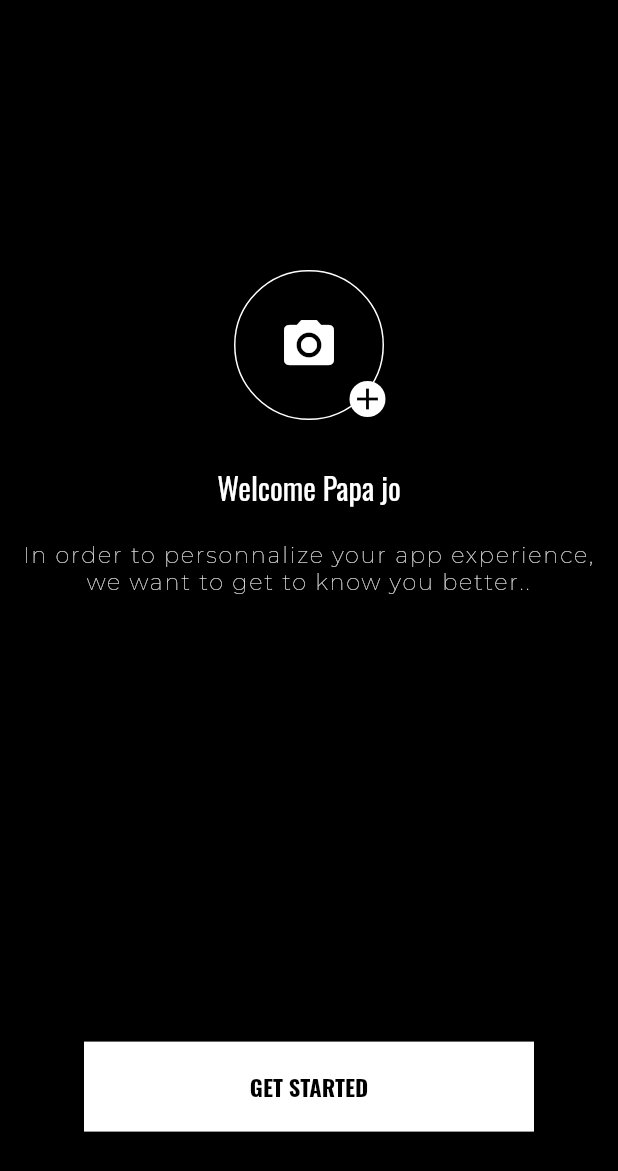
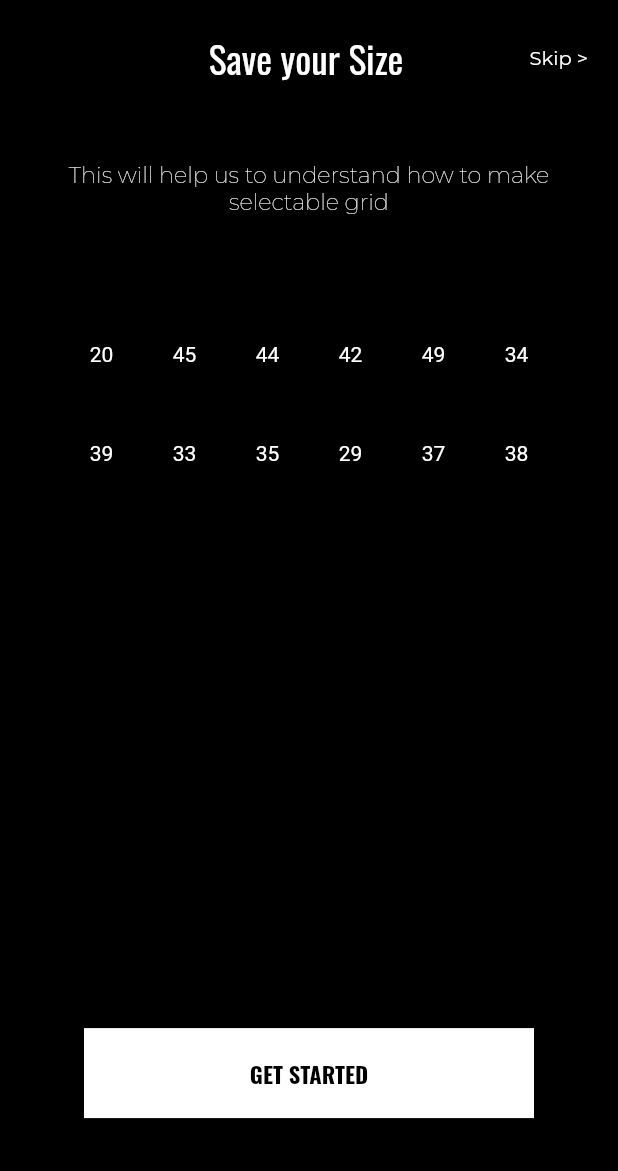
Before and after one commit to tookie92/challenge_trois, a Flutter app: the FirstScreen screen opened directly, after a tap on "GET STARTED", on a phone screen of 412 x 824 dp. Shown: the top 1171 px of the screen. Run offline on Flutter 3.47's test engine with Material 2 defaults, Android fonts, the phone set to English and light mode, and no system bars; our stand-ins replace google_fonts, material_design_icons_flutter.

Commit message:
Grid succes

```diff
--- a/lib/screens/first.dart
+++ b/lib/screens/first.dart
@@ -1,5 +1,6 @@
 import 'package:flutter/material.dart';
 import 'package:google_fonts/google_fonts.dart';
+import 'package:nike_idee/screens/screens.dart';
 import 'package:nike_idee/widgets/widgets.dart';
 
 class FirstScreen extends StatefulWidget {
@@ -51,7 +52,7 @@ class _FirstScreenState extends State<FirstScreen> {
                Padding(
                  padding: const EdgeInsets.symmetric(horizontal: 10.0, vertical: 10.0),
                  child: ButtonOhneIcons(
-                   onTap: (){},
+                   onTap: ()=> Navigator.push(context, MaterialPageRoute(builder: (_)=> GridScreen())),
                    label: 'Get Started',
                    schriftColor: Colors.black,
                    color: Colors.white,
--- /dev/null
+++ b/lib/screens/my_grid.dart
@@ -0,0 +1,133 @@
+import 'package:flutter/material.dart';
+import 'package:google_fonts/google_fonts.dart';
+import 'package:nike_idee/widgets/widgets.dart';
+
+class GridScreen extends StatefulWidget {
+  @override
+  _GridScreenState createState() => _GridScreenState();
+}
+
+class _GridScreenState extends State<GridScreen> {
+
+  final List<double> _shoeSIze =[
+    20.0,
+    45.0,
+    44.0,
+    42.0,
+    49.0,
+    34.0,
+    39.0,
+    33.0,
+    35.0,
+    29.0,
+    37.0,
+    38.0,
+  ];
+
+  List<double> _selectedSize= [];
+
+  @override
+  Widget build(BuildContext context) {
+    return Scaffold(
+      body: Container(
+        decoration: BoxDecoration(
+            color: Colors.black
+        ),
+        child: ListView(
+          children: [
+            Padding(
+              padding: const EdgeInsets.symmetric(horizontal: 20.0),
+              child: Column(
+                crossAxisAlignment: CrossAxisAlignment.center,
+                mainAxisAlignment: MainAxisAlignment.spaceAround,
+                children: [
+                  Row(
+                    mainAxisAlignment: MainAxisAlignment.spaceBetween,
+                    children: [
+                      SizedBox(width: 35.0,),
+                      Expanded(
+                        child: Padding(
+                          padding: const EdgeInsets.symmetric(vertical: 20.0, horizontal: 20.0),
+                          child: Text(
+                            'Save your Size',
+                            style: GoogleFonts.oswald(
+                              color: Colors.white,
+                              fontSize: 25.0
+                            ),
+                            textAlign: TextAlign.center,
+                          ),
+                        ),
+                      ),
+                      Text(
+                        'Skip >',
+                        style: GoogleFonts.montserrat(
+                            color: Colors.white,
+                            fontSize: 13.0
+                        ),
+                      ),
+                    ],
+                  ),
+                  SizedBox(height: 30.0,),
+                  Text(
+                    'This will help us to understand how to make selectable grid',
+                    style: GoogleFonts.montserrat(
+                        color: Colors.white,
+                        fontWeight: FontWeight.w100,
+                        fontSize: 15.0
+                    ),
+                    textAlign: TextAlign.center,
+                  ),
+
+                  SizedBox(height: 50.0,),
+
+                  Row(
+                    children: [
+                      Expanded(
+                        child: SizedBox(
+                            height: 400.0,
+                            child:  GridView.count(
+                              childAspectRatio: 1.2,
+                              crossAxisCount: 6,
+                              mainAxisSpacing: 20.0,
+                              padding: EdgeInsets.symmetric(horizontal: 20.0, vertical: 20.0),
+                              children: _shoeSIze.map((shoeSize) {
+                                return GestureDetector(
+                                  onTap: () {
+                                    _selectedSize.clear();
+
+                                    setState(() {
+                                      _selectedSize.add(shoeSize);
+                                    });
+                                  },
+                                  child: GridViewItem(shoeSize, _selectedSize.contains(shoeSize)),
+                                );
+                              }).toList(),
+                            )
+                        ),
+                      ),
+                    ],
+                  ),
+
+                  SizedBox(height: MediaQuery.of(context).size.height * 0.10,),
+                  Padding(
+                    padding: const EdgeInsets.symmetric(horizontal: 10.0, vertical: 10.0),
+                    child: ButtonOhneIcons(
+                      onTap: ()=> Navigator.push(context, MaterialPageRoute(builder: (_)=> GridScreen())),
+                      label: 'Get Started',
+                      schriftColor: Colors.black,
+                      color: Colors.white,
+                      height: 60.0,
+                      width: 300.0,
+                    ),
+                  )
+                ],
+              ),
+            ),
+
+
+          ],
+        ),
+      ),
+    );
+  }
+}
--- a/lib/screens/screens.dart
+++ b/lib/screens/screens.dart
@@ -2,3 +2,4 @@ export 'home_screen.dart';
 export 'responsive.dart';
 export 'signup.dart';
 export 'first.dart';
+export 'my_grid.dart';
--- /dev/null
+++ b/lib/widgets/gridview_item.dart
@@ -0,0 +1,24 @@
+import 'package:flutter/material.dart';
+
+class GridViewItem extends StatelessWidget {
+  final double _shoeSize;
+  final bool _isSelected;
+
+  GridViewItem(this._shoeSize, this._isSelected);
+
+
+  @override
+  Widget build(BuildContext context) {
+    return RawMaterialButton(
+      child: Text(
+        _shoeSize.toStringAsFixed(0),
+        style: TextStyle(
+          color: _isSelected? Colors.black: Colors.white
+        ),
+      ),
+      shape: CircleBorder(),
+      fillColor: _isSelected? Colors.white: Colors.black,
+      onPressed: null,
+    );
+  }
+}
--- a/lib/widgets/widgets.dart
+++ b/lib/widgets/widgets.dart
@@ -2,3 +2,4 @@ export 'my_text_field.dart';
 export 'button_ohne_icons.dart';
 export 'button_mit_icons.dart';
 export 'circle_icons.dart';
+export 'gridview_item.dart';
```
